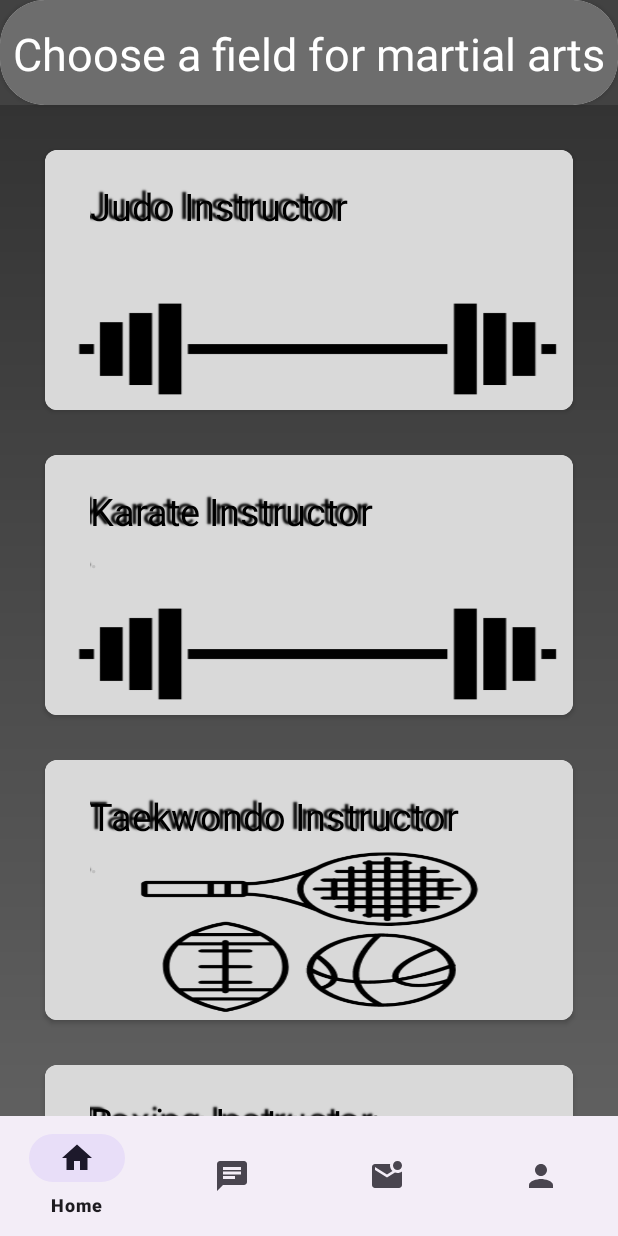
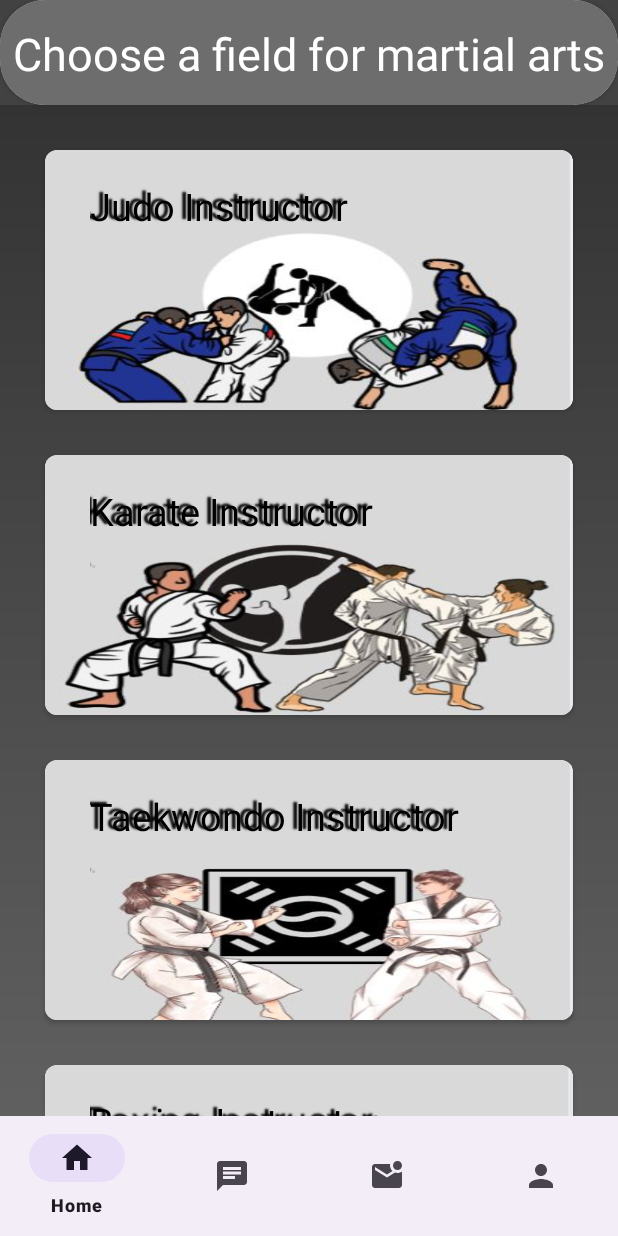
Before and after one commit to BradlyVinceGorgonio/EasyBook, an Android app: the screen it shows after launch once a user with an empty profile is signed in (HomeFragmentsActivity), after a tap on "Martial Arts Instructor", on a phone screen of 412 x 824 dp. Run offline under Robolectric (Android 15) with nearby library versions, the phone set to English and light mode, and no system bars; our stand-ins replace Firebase (no records; nobody signed in at launch, a user with empty details on screens opened directly).

Commit message:
Easy Booking

```diff
--- a/app/src/main/res/layout/activity_submission_application.xml
+++ b/app/src/main/res/layout/activity_submission_application.xml
@@ -214,9 +214,10 @@
     <ScrollView
         android:layout_width="199dp"
         android:layout_height="46dp"
-        android:layout_marginStart="25dp"
-        android:layout_marginTop="-50dp"
+        android:layout_marginStart="5dp"
+        android:layout_marginTop="-20dp"
         android:layout_marginEnd="169dp"
+
         app:layout_constraintBottom_toTopOf="@+id/editTextText"
         app:layout_constraintEnd_toEndOf="parent"
         app:layout_constraintStart_toStartOf="parent"
--- a/app/src/main/res/layout/fragment_fitness.xml
+++ b/app/src/main/res/layout/fragment_fitness.xml
@@ -58,7 +58,7 @@
 
 
                 <androidx.cardview.widget.CardView
-                    android:id="@+id/PersonalIns"
+                    android:id="@+id/CalisthenicsIns"
                     android:layout_width="match_parent"
                     android:layout_height="173dp"
                     android:layout_marginLeft="30dp"
@@ -93,7 +93,7 @@
                                     android:shadowDx="-5"
                                     android:shadowDy="-2"
                                     android:shadowRadius="1"
-                                    android:text="Personal Trainer"
+                                    android:text="Calisthenics Instructor"
                                     android:textColor="#000000"
                                     android:textSize="25dp"></TextView>
 
--- a/app/src/main/res/layout/fragment_home.xml
+++ b/app/src/main/res/layout/fragment_home.xml
@@ -98,7 +98,7 @@
 
                         android:layout_width="match_parent"
                         android:layout_height="match_parent"
-                        android:background="@drawable/fitness"
+                        android:background="@drawable/martialartsImg"
                         android:orientation="vertical">
 
                         <LinearLayout
@@ -132,7 +132,7 @@
                                     android:shadowDx="-5"
                                     android:shadowDy="-2"
                                     android:shadowRadius="1"
-                                    android:text="Find Your Perfect Fit"
+                                    android:text=""
                                     android:textColor="#C0C0C0"
                                     android:textSize="19dp"></TextView>
 
--- a/app/src/main/res/layout/fragment_martial.xml
+++ b/app/src/main/res/layout/fragment_martial.xml
@@ -70,7 +70,7 @@
 
                         android:layout_width="match_parent"
                         android:layout_height="match_parent"
-                        android:background="@drawable/fitness"
+                        android:background="@drawable/judoImg"
                         android:orientation="vertical">
 
                         <LinearLayout
@@ -121,7 +121,7 @@
 
                         android:layout_width="match_parent"
                         android:layout_height="match_parent"
-                        android:background="@drawable/fitness"
+                        android:background="@drawable/karateImg"
                         android:orientation="vertical">
 
                         <LinearLayout
@@ -180,7 +180,7 @@
 
                         android:layout_width="match_parent"
                         android:layout_height="match_parent"
-                        android:background="@drawable/sporty"
+                        android:background="@drawable/taekwondoImg"
                         android:orientation="vertical">
 
                         <LinearLayout
@@ -242,7 +242,7 @@
 
                         android:layout_width="match_parent"
                         android:layout_height="match_parent"
-                        android:background="@drawable/fitness"
+                        android:background="@drawable/boxingImg"
                         android:orientation="vertical">
 
                         <LinearLayout
```
Also changed, not shown: app/src/main/res/drawable/boxingImg.JPG (added), app/src/main/res/drawable/judoImg.JPG (added), app/src/main/res/drawable/karateImg.JPG (added), app/src/main/res/drawable/martialartsImg.JPG (added), app/src/main/res/drawable/taekwondoImg.png (added).
